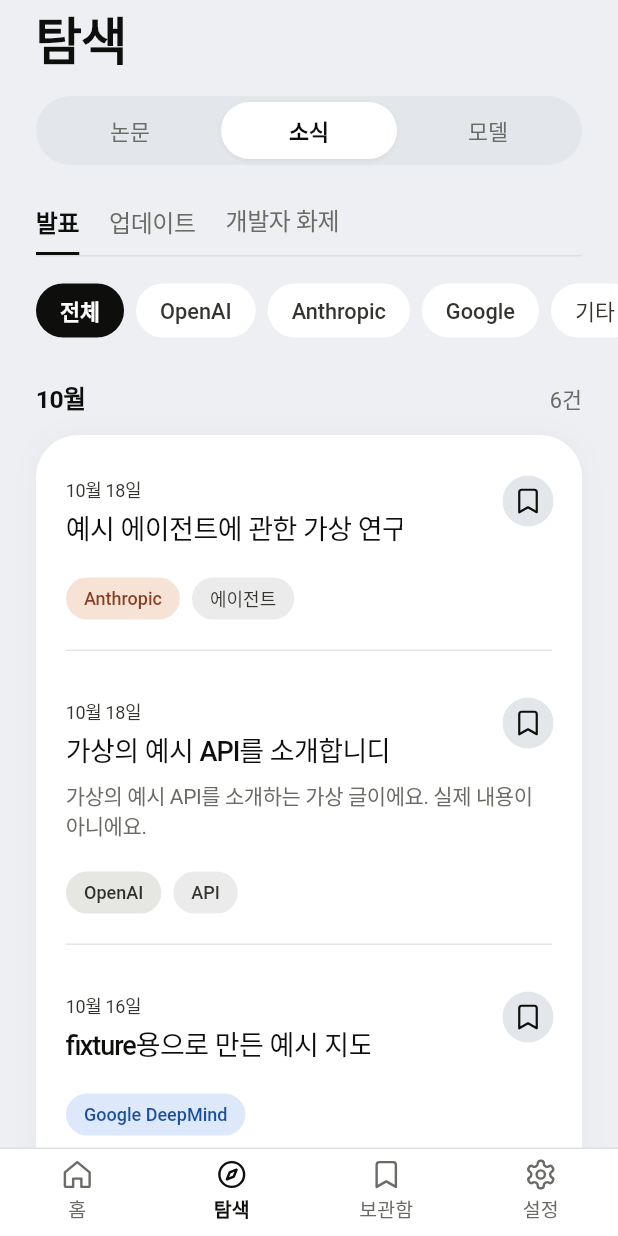
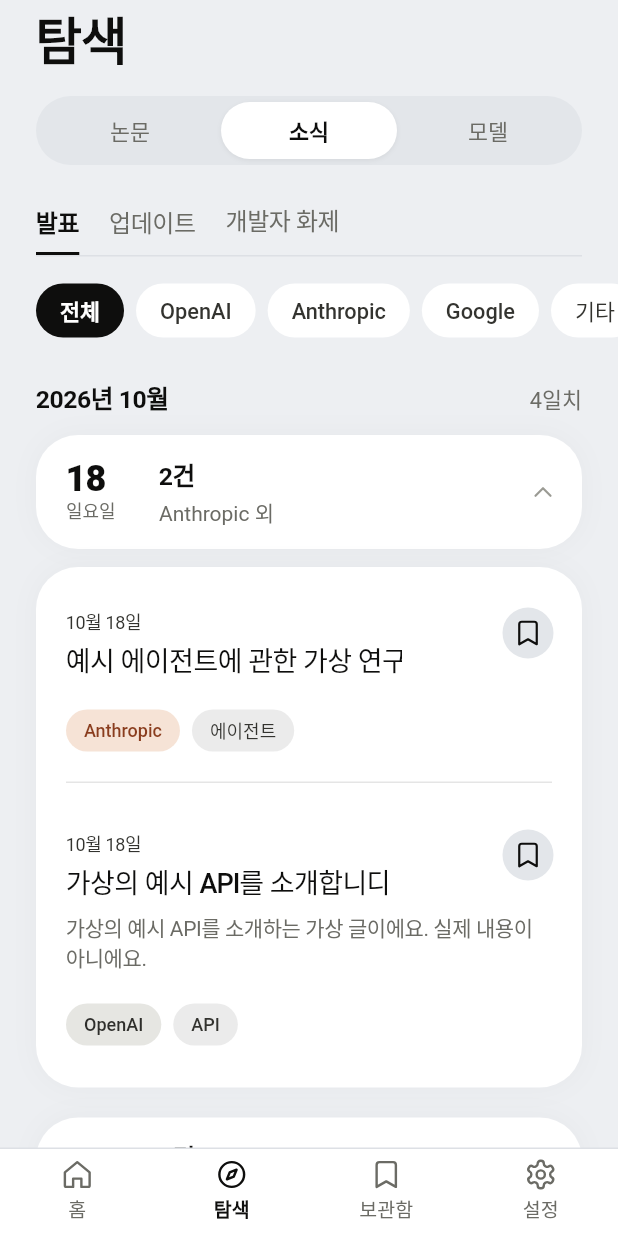
Before and after one commit to BapSangE/ROOTGIST, a Flutter app: the screen it shows after launch, after a tap on "더보기", on a phone screen of 412 x 824 dp. Run offline on Flutter 3.47's test engine with Material 3 defaults, Android fonts, the phone set to English and light mode, and no system bars; our stand-ins replace flutter_svg, go_router, share_plus, shared_preferences; missing offline and left inert: posthog_flutter; Roboto replaces fonts that are missing (Pretendard); project files that could hold a hidden picture were left out.

Commit message:
소식·새 모델의 지난 글을 지난 논문처럼 날짜 줄로 묶기(누르면 그날 글이 펼쳐짐)
Co-Authored-By: Claude Opus 5.5 <noreply@anthropic.com>

```diff
--- a/lib/features/explore/date_groups.dart
+++ b/lib/features/explore/date_groups.dart
@@ -3,12 +3,15 @@ import 'package:flutter/services.dart';
 
 import '../../design/tokens.dart';
 import '../../design/typography.dart';
+import '../../design/widgets/rg_card.dart';
 import '../../design/widgets/rg_pressable.dart';
 
 // 탐색 목록을 날짜로 묶는다(사용자 요청 2026-11-01). 최근 7일은 하루씩, 그보다 앞의 이번 달은 한 주(월~일)씩,
 // 지난달부터는 한 달씩, 지난해부터는 한 해씩(아직 1년치가 없어 해 묶음은 기능만 있다). 기준은 한국 시간.
-// 하루 묶음은 펼쳐 두고 주·달·해 묶음은 머리만 보이다 누르면 펼친다(하루 묶음이 없으면 맨 위 묶음을 펼친다).
-// 펼친 묶음도 앞 [fold]개만 보이고 나머지는 「N건 더 보기」로 그 자리에서 연다. 펼치고 접기는 220ms(동작 줄이기면 바로) + 선택 틱.
+// 하루 묶음은 펼쳐 두고 글 카드를 바로 보인다. 주·달·해 묶음은 「지난 논문」처럼 머리(「2026년 10월 · 12일치」)만 보이다 누르면
+// 날짜 줄(큰 날짜 숫자·요일, 「5건 · OpenAI 외」)을 흰 카드에 모아 펼치고, 날짜 줄을 누르면 그날 글 카드가 그 자리에서 펼쳐진다
+// (사용자 요청 2026-11-01). 하루 묶음이 없으면 맨 위 묶음을 펼쳐 둔다.
+// 펼친 하루도 앞 [fold]개만 보이고 나머지는 「N건 더 보기」로 그 자리에서 연다. 펼치고 접기는 220ms(동작 줄이기면 바로) + 선택 틱.
 
 enum DateUnit { day, week, month, year }
 
@@ -65,27 +68,29 @@ const _weekdays = ['월요일', '화요일', '수요일', '목요일', '금요
       final range = '${s.month}월 ${s.day}일 ~ ${e.month}월 ${e.day}일';
       return weekStart(now).difference(s).inDays == 7 ? ('지난주', range) : (range, null);
     case DateUnit.month:
-      return ('${s.month}월', null);
+      return ('${s.year}년 ${s.month}월', null);
     case DateUnit.year:
       return ('${s.year}년', null);
   }
 }
 
 class DateGroups<T> extends StatefulWidget {
-  const DateGroups({super.key, required this.items, required this.at, required this.now, required this.builder, this.fold = 5});
+  const DateGroups({super.key, required this.items, required this.at, required this.now, required this.builder, this.tag, this.fold = 5});
   final List<T> items;
   final DateTime Function(T) at;
+  final String Function(T)? tag; // 날짜 줄의 「OpenAI 외」에 쓸 이름(출처 등). 그날 가장 많은 이름, 같으면 앞의 것
   final DateTime now;
   final Widget Function(BuildContext context, List<T> rows) builder; // 한 묶음의 보이는 행들 → 카드(들)
-  final int fold; // 펼친 묶음에서 처음 보이는 개수. 1개만 남으면 접지 않는다
+  final int fold; // 펼친 하루에서 처음 보이는 개수. 1개만 남으면 접지 않는다
 
   @override
   State<DateGroups<T>> createState() => _DateGroupsState<T>();
 }
 
 class _DateGroupsState<T> extends State<DateGroups<T>> {
-  final _open = <DateKey>{}; // 펼친 주·달·해
+  final _open = <DateKey>{}; // 펼친 주·달·해와 그 안에서 펼친 날
   final _all = <DateKey>{}; // 「더 보기」로 다 연 묶음
+  var _seeded = false; // 최근 7일 글이 없으면 처음 한 번 맨 위 날을 펼쳐 둔다(빈 날짜 줄만 보이지 않게)
 
   void _toggle(Set<DateKey> set, DateKey k) {
     HapticFeedback.selectionClick();
@@ -97,38 +102,153 @@ class _DateGroupsState<T> extends State<DateGroups<T>> {
     final d = RgMotion.of(context, RgMotion.base);
     final groups = groupByDate(widget.items, widget.at, widget.now);
     final noDays = groups.every((g) => g.unit != DateUnit.day);
+    if (!_seeded && groups.isNotEmpty) {
+      _seeded = true;
+      if (noDays) _open.add((DateUnit.day, _byDay(groups.first.rows).first.$1));
+    }
     return Column(crossAxisAlignment: CrossAxisAlignment.stretch, children: [
       for (final (i, g) in groups.indexed) ...() {
-        final fixed = g.unit == DateUnit.day || (noDays && i == 0); // 늘 펼친 묶음(누르지 않는다)
+        final (label, range) = dateLabel(g, widget.now);
+        if (g.unit == DateUnit.day) {
+          return [DateHeader(label: label, range: range, count: '${g.rows.length}건', open: true), _rows(g.key, g.rows)];
+        }
+        final fixed = noDays && i == 0; // 늘 펼친 묶음(누르지 않는다)
         final open = fixed || _open.contains(g.key);
-        final more = g.rows.length > widget.fold + 1 ? g.rows.length - widget.fold : 0;
-        final all = _all.contains(g.key);
-        final (label, range) = dateLabel(g, widget.now);
+        final days = _byDay(g.rows);
         return [
-          DateHeader(label: label, range: range, count: g.rows.length, open: open, onTap: fixed ? null : () => _toggle(_open, g.key)),
+          DateHeader(label: label, range: range, count: '${days.length}일치', open: open, onTap: fixed ? null : () => _toggle(_open, g.key)),
           AnimatedSize(
             duration: d,
             curve: RgMotion.curve,
             alignment: Alignment.topCenter,
-            child: !open
-                ? const SizedBox(width: double.infinity)
-                : Column(crossAxisAlignment: CrossAxisAlignment.stretch, children: [
-                    widget.builder(context, more > 0 && !all ? g.rows.take(widget.fold).toList() : g.rows),
-                    if (more > 0) _MoreButton(open: all, more: more, onTap: () => _toggle(_all, g.key)),
-                  ]),
+            child: open ? _days(days) : const SizedBox(width: double.infinity),
           ),
         ];
       }(),
     ]);
   }
+
+  // 한 묶음 안을 한국 날짜로 나눈다(최근 날부터, 날 안은 받은 순서)
+  List<(DateTime, List<T>)> _byDay(List<T> rows) {
+    final out = <DateTime, List<T>>{};
+    for (final r in rows) {
+      out.putIfAbsent(_kstDay(widget.at(r)), () => []).add(r);
+    }
+    final keys = out.keys.toList()..sort((a, b) => b.compareTo(a));
+    return [for (final k in keys) (k, out[k]!)];
+  }
+
+  // 날짜 줄을 흰 카드에 모은다. 펼친 날은 그 줄에서 카드를 끊고 아래에 그날 글 카드를 놓은 뒤 남은 줄로 카드를 다시 잇는다(카드 안에 카드를 겹치지 않게)
+  Widget _days(List<(DateTime, List<T>)> days) {
+    final out = <Widget>[];
+    var run = <Widget>[];
+    void flush() {
+      if (run.isEmpty) return;
+      out.add(RgCard(child: Column(children: run)));
+      run = [];
+    }
+
+    for (final (j, (day, rows)) in days.indexed) {
+      final key = (DateUnit.day, day);
+      final open = _open.contains(key);
+      run.add(_DayLine(day: day, count: rows.length, sub: _summary(rows), open: open, last: open || j == days.length - 1, onTap: () => _toggle(_open, key)));
+      if (open) {
+        flush();
+        out.add(Padding(padding: const EdgeInsets.only(top: RgSpace.s12, bottom: RgSpace.s20), child: _rows(key, rows)));
+      }
+    }
+    flush();
+    return Column(crossAxisAlignment: CrossAxisAlignment.stretch, children: out);
+  }
+
+  // 「OpenAI 외」: 그날 가장 많은 이름(같으면 앞의 것), 다른 이름이 더 있으면 「외」
+  String? _summary(List<T> rows) {
+    final tag = widget.tag;
+    if (tag == null) return null;
+    final counts = <String, int>{};
+    for (final r in rows) {
+      counts.update(tag(r), (c) => c + 1, ifAbsent: () => 1);
+    }
+    final top = counts.entries.reduce((a, b) => b.value > a.value ? b : a).key;
+    return counts.length > 1 ? '$top 외' : top;
+  }
+
+  // 하루치 글 카드: 앞 [fold]개 + 「N건 더 보기」
+  Widget _rows(DateKey key, List<T> rows) {
+    final more = rows.length > widget.fold + 1 ? rows.length - widget.fold : 0;
+    final all = _all.contains(key);
+    return AnimatedSize(
+      duration: RgMotion.of(context, RgMotion.base),
+      curve: RgMotion.curve,
+      alignment: Alignment.topCenter,
+      child: Column(crossAxisAlignment: CrossAxisAlignment.stretch, children: [
+        widget.builder(context, more > 0 && !all ? rows.take(widget.fold).toList() : rows),
+        if (more > 0) _MoreButton(open: all, more: more, onTap: () => _toggle(_all, key)),
+      ]),
+    );
+  }
 }
 
-// 묶음 머리: 「어제 ……… 4건」 「지난주  10월 19일 ~ 10월 25일 ……… 12건 ⌄」. 접히는 묶음은 누르면 펼친다
+// 날짜 줄(「지난 논문」의 날짜 줄과 같은 모양): 왼쪽 큰 날짜 숫자 + 요일, 가운데 「5건」 + 「OpenAI 외」, 오른쪽 ⌄(누르면 그날 글이 펼쳐져 ⌃)
+class _DayLine extends StatelessWidget {
+  const _DayLine({required this.day, required this.count, this.sub, required this.open, required this.last, required this.onTap});
+  final DateTime day;
+  final int count;
+  final String? sub;
+  final bool open;
+  final bool last;
+  final VoidCallback onTap;
+
+  @override
+  Widget build(BuildContext context) {
+    final weekday = _weekdays[day.weekday - 1];
+    return Semantics(
+      label: '${day.month}월 ${day.day}일 $weekday, $count건${sub == null ? '' : ', $sub'}',
+      expanded: open,
+      excludeSemantics: true,
+      child: RgListRow(
+        padding: const EdgeInsets.fromLTRB(20, 14, 16, 14),
+        crossAxisAlignment: CrossAxisAlignment.center,
+        showDivider: !last,
+        onTap: onTap,
+        trailing: Padding(
+          padding: const EdgeInsets.only(left: RgSpace.s4),
+          child: AnimatedRotation(
+            turns: open ? -0.25 : 0.25, // 펼침 ▲ / 접힘 ▼
+            duration: RgMotion.of(context, RgMotion.base),
+            curve: RgMotion.curve,
+            child: RgIcon('chevron-right', size: 20, color: RgColors.textTertiary),
+          ),
+        ),
+        child: Row(spacing: RgSpace.s16, children: [
+          SizedBox(
+            width: 46,
+            child: Column(crossAxisAlignment: CrossAxisAlignment.start, children: [
+              Text('${day.day}', style: RgText.titleDetail.copyWith(fontSize: 24, height: 1.1, fontWeight: FontWeight.w800, color: RgColors.textPrimary)),
+              Text(weekday, style: RgText.caption.copyWith(fontSize: 12, color: RgColors.textSecondary)),
+            ]),
+          ),
+          Expanded(
+            child: Column(crossAxisAlignment: CrossAxisAlignment.start, children: [
+              Text('$count건', style: RgText.titleList.copyWith(color: RgColors.textPrimary)),
+              if (sub != null) ...[
+                const SizedBox(height: RgSpace.s2),
+                Text(sub!, maxLines: 1, overflow: TextOverflow.ellipsis, style: RgText.meta.copyWith(color: RgColors.textSecondary)),
+              ],
+            ]),
+          ),
+        ]),
+      ),
+    );
+  }
+}
+
+// 묶음 머리: 「어제 ……… 4건」 「지난주  10월 19일 ~ 10월 25일 ……… 5일치 ⌄」 「2026년 10월 ……… 12일치 ⌄」. 접히는 묶음은 누르면 펼친다
 class DateHeader extends StatelessWidget {
   const DateHeader({super.key, required this.label, this.range, required this.count, required this.open, this.onTap});
   final String label;
   final String? range;
-  final int count;
+  final String count; // 「4건」 「12일치」
   final bool open;
   final VoidCallback? onTap;
 
@@ -150,7 +270,7 @@ class DateHeader extends StatelessWidget {
             ),
           ),
         ),
-        Text('$count건', style: RgText.bodySmall.copyWith(color: RgColors.textSecondary)),
+        Text(count, style: RgText.bodySmall.copyWith(color: RgColors.textSecondary)),
         if (onTap != null)
           AnimatedRotation(
             turns: open ? -0.25 : 0.25, // 펼침 ▲ / 접힘 ▼
--- a/lib/features/explore/official_news.dart
+++ b/lib/features/explore/official_news.dart
@@ -140,13 +140,14 @@ class _OfficialNewsSectionState extends State<OfficialNewsSection> {
         ),
       ),
       // 홈 카드 모양(2026-11-01): 발표는 한 묶음(하루·주·달)에 흰 카드 하나(홈 「오늘의 주요 소식」 행), 업데이트는 글마다 회사 색 카드(홈 「바뀐 도구」).
-      // 최근 7일은 하루씩, 그 앞은 주·달·해로 묶는다(DateGroups). 발표·업데이트나 출처 칩을 바꾸면 목록이 떠오르며 바뀐다(RgFilterSwitch)
+      // 최근 7일은 하루씩, 그 앞은 주·달·해로 묶어 날짜 줄로 접는다(DateGroups, 「지난 논문」 모양). 발표·업데이트나 출처 칩을 바꾸면 목록이 떠오르며 바뀐다(RgFilterSwitch)
       RgFilterSwitch(
         switchKey: (_tab, _source),
         child: DateGroups<OfficialNews>(
           key: ValueKey((_tab, _source)),
           items: shown,
           at: (n) => n.publishedAt,
+          tag: (n) => n.sourceLabel,
           now: now,
           builder: (context, rows) => Padding(
             padding: const EdgeInsets.symmetric(horizontal: RgSpace.gutterCard),
@@ -227,6 +228,7 @@ class _OfficialNewsSectionState extends State<OfficialNewsSection> {
                 key: ValueKey(_hot),
                 items: shown,
                 at: (n) => n.publishedAt,
+                tag: (n) => n.sourceLabel,
                 now: now,
                 builder: (context, rows) => Padding(
                   padding: const EdgeInsets.symmetric(horizontal: RgSpace.gutterCard),
--- a/lib/features/explore/trending_models.dart
+++ b/lib/features/explore/trending_models.dart
@@ -103,6 +103,7 @@ class _TrendingModelsSectionState extends State<TrendingModelsSection> {
                     DateGroups<TrendingModel>(
                       items: models,
                       at: (m) => m.createdAt!,
+                      tag: (m) => m.author,
                       now: now,
                       builder: (context, rows) => Padding(
                         padding: const EdgeInsets.symmetric(horizontal: RgSpace.gutterCard),
```
Also changed, not shown: 1 other file.
